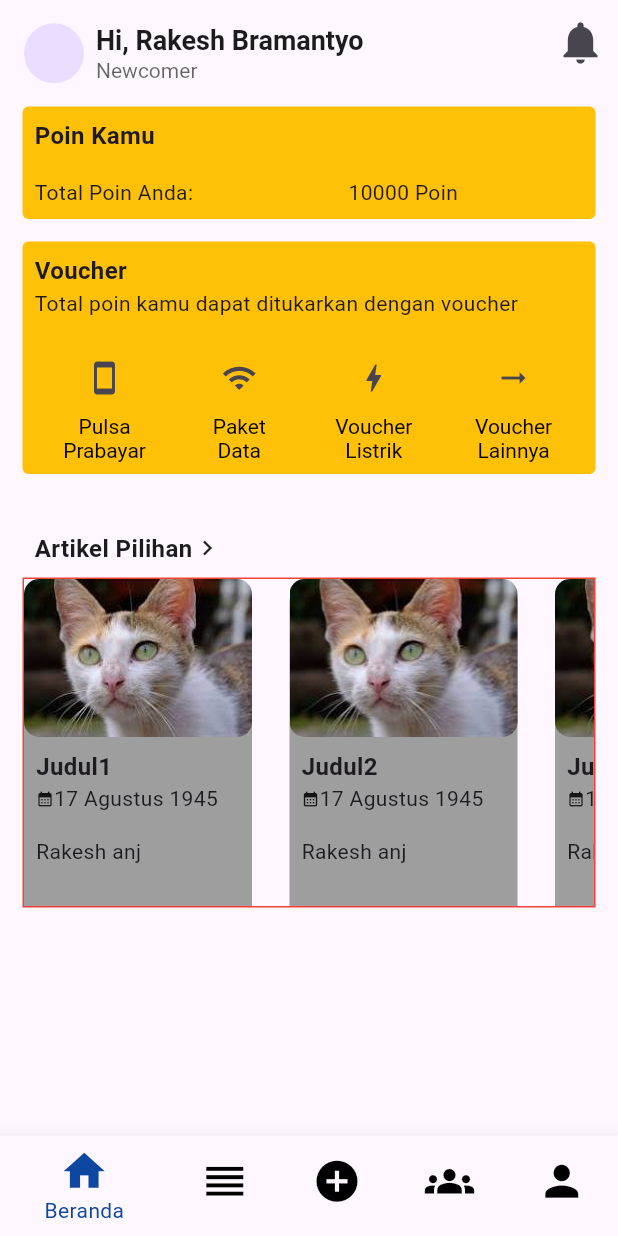
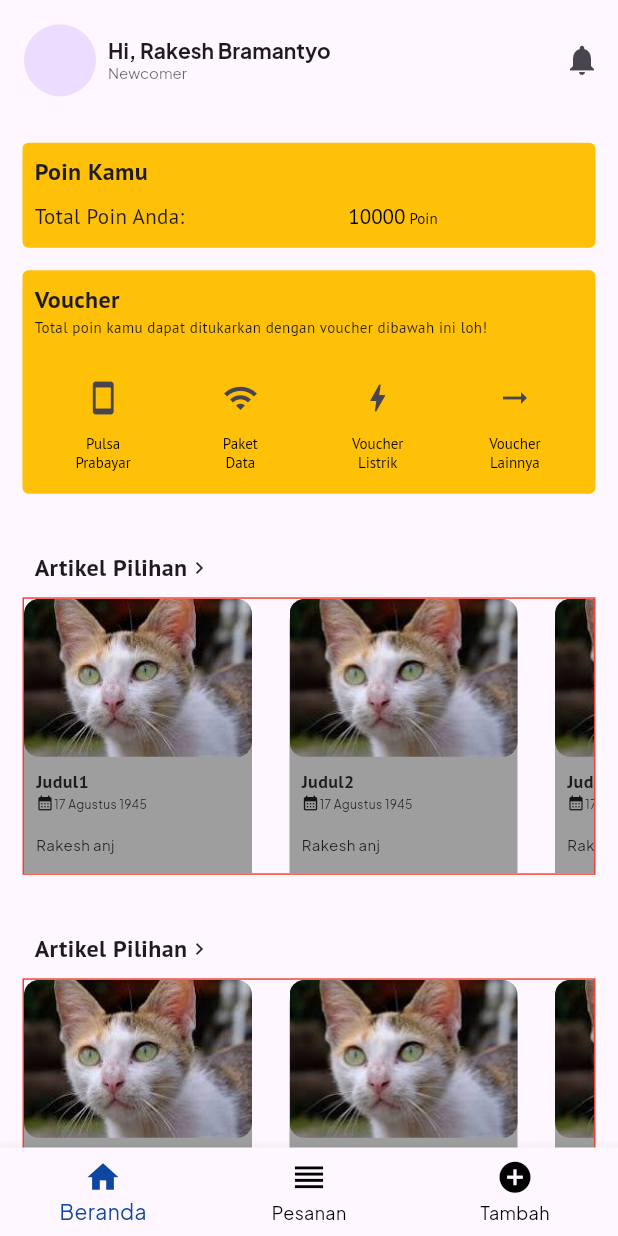
Before and after one commit to AnandaReva/Tra-Tour, a Flutter app: the screen it shows after launch, on a phone screen of 412 x 824 dp. Run offline on Flutter 3.47's test engine with Material 3 defaults, Android fonts, the phone set to English and light mode, and no system bars.

Commit message:
homepage revisi | fontsize, rescaling list

```diff
--- a/lib/pages/home.dart
+++ b/lib/pages/home.dart
@@ -36,53 +36,60 @@ class _HomeState extends State<Home> {
           // Voucher
           _voucherSection(),
 
-          // Artikel Pilihan
+          // Artikel Pilihan1
+          _artikelPilihan(),
+
+          // Artikel Pilihan2
           _artikelPilihan(),
         ],
       ),
-      bottomNavigationBar: BottomNavigationBar(
+      bottomNavigationBar: _bottomNavigationBar(),
+    );
+  }
+
+  BottomNavigationBar _bottomNavigationBar() {
+    return BottomNavigationBar(
       items: const <BottomNavigationBarItem>[
         BottomNavigationBarItem(
           icon: Icon(
             Icons.home,
-              size: 33,
+            size: 25,
           ),
           label: 'Beranda',
         ),
         BottomNavigationBarItem(
           icon: Icon(
             Icons.reorder,
-              size: 33,
+            size: 25,
           ),
           label: 'Pesanan',
         ),
         BottomNavigationBarItem(
           icon: Icon(
             Icons.add_circle,
-              size: 33,
+            size: 25,
           ),
           label: 'Tambah',
         ),
-          BottomNavigationBarItem(
-            icon: Icon(
-              Icons.groups,
-              size: 33,
-            ),
-            label: 'Social',
-          ),
-          BottomNavigationBarItem(
-            icon: Icon(
-              Icons.person,
-              size: 33,
-            ),
-            label: 'Profil',
-          ),
+        // BottomNavigationBarItem(
+        //   icon: Icon(
+        //     Icons.groups,
+        //     size: 25,
+        //   ),
+        //   label: 'Social',
+        // ),
+        // BottomNavigationBarItem(
+        //   icon: Icon(
+        //     Icons.person,
+        //     size: 25,
+        //   ),
+        //   label: 'Profil',
+        // ),
       ],
       currentIndex: _selectedIndex,
       selectedItemColor: Colors.blue.shade900,
       unselectedItemColor: Colors.black,
       onTap: _onItemTapped,
-      ),
     );
   }
 
@@ -98,17 +105,21 @@ class _HomeState extends State<Home> {
               children: [
                 Text(
                   "Artikel Pilihan",
-                  style: TextStyle(fontSize: 16, fontWeight: FontWeight.bold),
+                  style: TextStyle(
+                    fontSize: 16,
+                    fontWeight: FontWeight.bold,
+                    fontFamily: 'PTSans',
+                  ),
                 ),
                 Icon(
                   Icons.chevron_right,
-                  size: 20,
+                  size: 16,
                 ),
               ],
             ),
           ),
           Container(
-            height: 220,
+            height: 185,
             decoration: BoxDecoration(
               border: Border.all(color: Colors.red),
             ),
@@ -130,7 +141,9 @@ class _HomeState extends State<Home> {
                         borderRadius: BorderRadius.all(
                           Radius.circular(10),
                         ),
-                        child: Image.asset(articles[index].articleImage),
+                        child: Image.asset(
+                          articles[index].articleImage,
+                        ),
                       ),
                       Padding(
                         padding: const EdgeInsets.all(8.0),
@@ -141,7 +154,8 @@ class _HomeState extends State<Home> {
                               articles[index].title,
                               style: TextStyle(
                                 fontWeight: FontWeight.bold,
-                                fontSize: 16,
+                                fontSize: 12,
+                                fontFamily: 'PTSans',
                               ),
                             ),
                             Row(
@@ -150,13 +164,21 @@ class _HomeState extends State<Home> {
                                   Icons.calendar_month,
                                   size: 12,
                                 ),
-                                Text(articles[index].date),
+                                Text(
+                                  articles[index].date,
+                                  style: TextStyle(fontSize: 8),
+                                ),
                               ],
                             ),
                             SizedBox(
                               height: 15,
                             ),
-                            Text(articles[index].description),
+                            Text(
+                              articles[index].description,
+                              style: TextStyle(
+                                fontSize: 10,
+                              ),
+                            ),
                           ],
                         ),
                       ),
@@ -177,6 +199,8 @@ class _HomeState extends State<Home> {
     return Padding(
       padding: const EdgeInsets.only(left: 15, right: 15, bottom: 15),
       child: Container(
+        width: 320,
+        height: 149,
         child: Column(
           crossAxisAlignment: CrossAxisAlignment.start,
           children: [
@@ -190,11 +214,15 @@ class _HomeState extends State<Home> {
                     style: TextStyle(
                       fontSize: 16,
                       fontWeight: FontWeight.bold,
+                      fontFamily: 'PTSans',
                     ),
                   ),
                   Text(
-                    'Total poin kamu dapat ditukarkan dengan voucher',
-                    style: TextStyle(fontSize: 14),
+                    'Total poin kamu dapat ditukarkan dengan voucher dibawah ini loh!',
+                    style: TextStyle(
+                      fontSize: 10,
+                      fontFamily: 'PTSans',
+                    ),
                   ),
                 ],
               ),
@@ -216,7 +244,8 @@ class _HomeState extends State<Home> {
                         text: TextSpan(
                           style: TextStyle(
                             color: Colors.black,
-                            fontSize: 14.0,
+                            fontSize: 10.0,
+                            fontFamily: 'PTSans',
                           ),
                           children: <TextSpan>[
                             TextSpan(
@@ -241,7 +270,8 @@ class _HomeState extends State<Home> {
                         text: TextSpan(
                           style: TextStyle(
                             color: Colors.black,
-                            fontSize: 14.0,
+                            fontSize: 10.0,
+                            fontFamily: 'PTSans',
                           ),
                           children: <TextSpan>[
                             TextSpan(
@@ -266,7 +296,8 @@ class _HomeState extends State<Home> {
                         text: TextSpan(
                           style: TextStyle(
                             color: Colors.black,
-                            fontSize: 14.0,
+                            fontSize: 10.0,
+                            fontFamily: 'PTSans',
                           ),
                           children: <TextSpan>[
                             TextSpan(
@@ -291,7 +322,8 @@ class _HomeState extends State<Home> {
                         text: TextSpan(
                           style: TextStyle(
                             color: Colors.black,
-                            fontSize: 14.0,
+                            fontSize: 10.0,
+                            fontFamily: 'PTSans',
                           ),
                           children: <TextSpan>[
                             TextSpan(
@@ -321,17 +353,20 @@ class _HomeState extends State<Home> {
     return Padding(
       padding: const EdgeInsets.all(15.0),
       child: Container(
+        width: 320,
+        height: 70,
         decoration: const BoxDecoration(
             color: Colors.amber,
             borderRadius: BorderRadius.all(Radius.circular(4))),
-        child: const Column(
+        child: Column(
           crossAxisAlignment: CrossAxisAlignment.start,
           children: [
             Padding(
-              padding: const EdgeInsets.all(8.0),
+              padding: EdgeInsets.all(8.0),
               child: Text(
                 'Poin Kamu',
                 style: TextStyle(
+                  fontFamily: 'PTSans',
                   fontSize: 16,
                   fontWeight: FontWeight.bold,
                 ),
@@ -340,18 +375,42 @@ class _HomeState extends State<Home> {
             Row(
               children: [
                 Padding(
-                  padding: const EdgeInsets.all(8.0),
+                  padding: const EdgeInsets.only(left: 8.0),
                   child: Text(
                     'Total Poin Anda: ',
-                    style: TextStyle(fontSize: 14),
+                    style: TextStyle(
+                      fontSize: 14,
+                      fontFamily: 'PTSans',
+                    ),
                   ),
                 ),
                 Expanded(
                   child: Center(
-                    child: Text(
-                      '10000 Poin',
-                      style: TextStyle(fontSize: 14),
+                    child: RichText(
+                      text: TextSpan(
+                        style: TextStyle(color: Colors.black),
+                        children: const <TextSpan>[
+                          TextSpan(
+                            text: '10000',
+                            style: TextStyle(
+                              fontSize: 14,
+                              fontFamily: 'PTSans',
                             ),
+                          ),
+                          TextSpan(
+                            text: ' Poin',
+                            style: TextStyle(
+                              fontSize: 10,
+                              fontFamily: 'PTSans',
+                            ),
+                          ),
+                        ],
+                      ),
+                    ),
+                    // child: Text(
+                    //   '10000 Poin',
+                    //   style: TextStyle(fontSize: 14),
+                    // ),
                   ),
                 ),
               ],
@@ -365,33 +424,36 @@ class _HomeState extends State<Home> {
   AppBar appBar() {
     return AppBar(
       title: const Padding(
-        padding: EdgeInsets.only(top: 15),
+        padding: EdgeInsets.only(top: 15, bottom: 15),
         child: Row(
           children: [
             Padding(
               padding: EdgeInsets.only(right: 8.0),
-              child: CircleAvatar(),
+              child: CircleAvatar(
+                radius: 24,
+              ),
             ),
             Column(
               crossAxisAlignment: CrossAxisAlignment.start,
               children: [
                 Text('Hi, Rakesh Bramantyo',
                     style:
-                        TextStyle(fontSize: 18.0, fontWeight: FontWeight.bold)),
+                        TextStyle(fontSize: 14.0, fontWeight: FontWeight.bold)),
                 Text('Newcomer',
                     style: TextStyle(
-                        fontSize: 14.0, color: Color.fromRGBO(0, 0, 0, 0.6))),
+                        fontSize: 10.0, color: Color.fromRGBO(0, 0, 0, 0.6))),
               ],
             ),
           ],
         ),
       ),
+      toolbarHeight: 80.2,
       actions: <Widget>[
         IconButton(
             onPressed: () {},
             icon: const Icon(
               Icons.notifications,
-              size: 34,
+              size: 24,
             )),
       ],
     );
```
Also changed, not shown: pubspec.yaml (+6 -6 lines), fonts/PTSans-Bold.ttf (added), fonts/PTSans-Regular.ttf (added), lib/main.dart (line endings or trailing spaces), lib/pages/pesanan.dart (added). Lines whose indentation alone changed are shown as unchanged.
